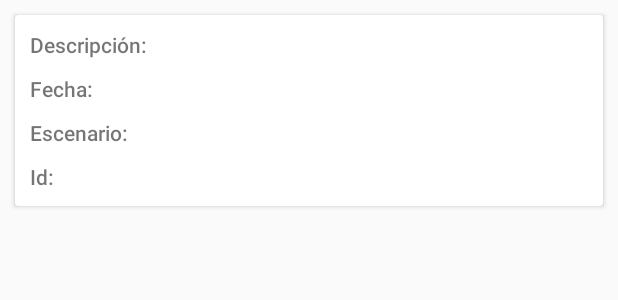
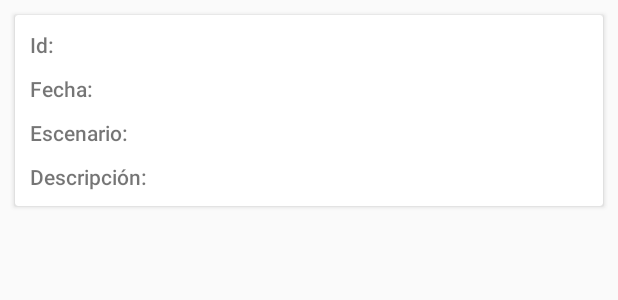
Before and after one commit to UPclopezpProjects/AplicacionMovil, an Android app: the layout template_puntos.xml on its own in the app's theme, with its tools: preview values and no code run, on a phone screen of 412 x 824 dp. Shown: the top 300 px of the screen. Run offline under Robolectric (Android 15) with nearby library versions, the phone set to English and light mode, and no system bars.

Commit message:
recycler view
la parte superior de la app se sigue comiendo un poco del recyclerview

```diff
--- a/app/src/main/res/layout-land/datos_trazabilidad.xml
+++ b/app/src/main/res/layout-land/datos_trazabilidad.xml
@@ -54,7 +54,7 @@
             android:name="com.example.desarrolloresidencia.UI.DatosTrazabilidad.ListaPuntos"
             android:layout_width="match_parent"
             android:layout_height="match_parent"
-            android:layout_weight="1" />
+            android:layout_weight="2" />
 
         <fragment
             android:id="@+id/map"
--- a/app/src/main/res/layout/fragment_lista_puntos.xml
+++ b/app/src/main/res/layout/fragment_lista_puntos.xml
@@ -2,7 +2,7 @@
 <FrameLayout xmlns:android="http://schemas.android.com/apk/res/android"
     xmlns:tools="http://schemas.android.com/tools"
     android:layout_width="match_parent"
-    android:layout_height="match_parent"
+    android:layout_height="wrap_content"
     tools:context=".UI.DatosTrazabilidad.ListaPuntos">
 
 
--- a/app/src/main/res/layout/template_puntos.xml
+++ b/app/src/main/res/layout/template_puntos.xml
@@ -10,30 +10,29 @@
         android:layout_marginStart="10sp"
         android:layout_marginTop="10sp"
         android:layout_marginEnd="10sp"
-        android:layout_marginBottom="10sp">
+        android:layout_marginBottom="10sp"
+        android:layout_weight="1">
 
         <LinearLayout
             android:layout_width="match_parent"
-            android:layout_height="match_parent"
+            android:layout_height="wrap_content"
             android:orientation="vertical">
 
             <TextView
-                android:id="@+id/TVDescripcion"
+                android:id="@+id/TVId"
                 android:layout_width="wrap_content"
                 android:layout_height="wrap_content"
                 android:layout_marginStart="10sp"
                 android:layout_marginTop="10sp"
-                android:layout_marginEnd="10sp"
+                android:layout_marginBottom="10sp"
                 android:fontFamily="sans-serif-medium"
-                android:text="Descripción: " />
+                android:text="Id: " />
 
             <TextView
                 android:id="@+id/TVFecha"
                 android:layout_width="wrap_content"
                 android:layout_height="wrap_content"
                 android:layout_marginStart="10sp"
-                android:layout_marginTop="10sp"
-                android:layout_marginEnd="10sp"
                 android:fontFamily="sans-serif-medium"
                 android:text="Fecha: " />
 
@@ -43,12 +42,11 @@
                 android:layout_height="wrap_content"
                 android:layout_marginStart="10sp"
                 android:layout_marginTop="10sp"
-                android:layout_marginEnd="10sp"
                 android:fontFamily="sans-serif-medium"
                 android:text="Escenario: " />
 
             <TextView
-                android:id="@+id/TVId"
+                android:id="@+id/TVDescripcion"
                 android:layout_width="wrap_content"
                 android:layout_height="wrap_content"
                 android:layout_marginStart="10sp"
@@ -56,7 +54,8 @@
                 android:layout_marginEnd="10sp"
                 android:layout_marginBottom="10sp"
                 android:fontFamily="sans-serif-medium"
-                android:text="Id: " />
+                android:text="Descripción: " />
+
         </LinearLayout>
 
     </androidx.cardview.widget.CardView>
```
Also changed, not shown: app/src/main/java/com/example/desarrolloresidencia/UI/DatosTrazabilidad/DatosTrazabilidad.kt (+9 -3 lines), app/src/main/res/layout/datos_trazabilidad.xml (+4 -6 lines).
